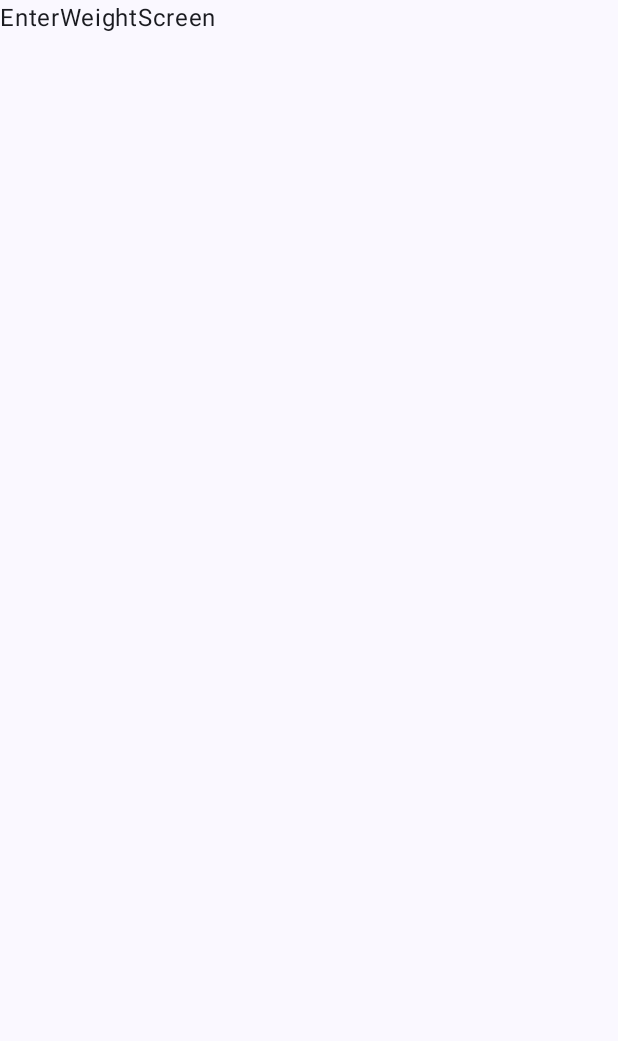
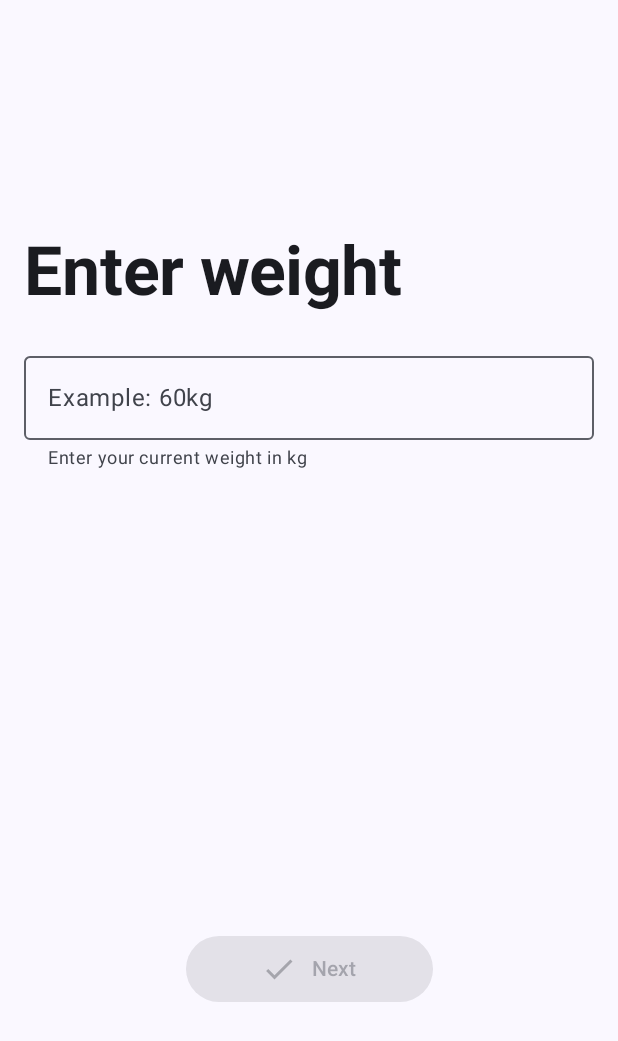
Before and after one commit to SrikantKanekar/MealPlanningApp, an Android app built with Jetpack Compose: the EnterWeightScreen screen opened through its navigation route, on a phone screen of 412 x 824 dp. Before the commit the part shown is almost empty. Shown: the top 1041 px of the screen. Run offline under Robolectric (Android 15) with nearby library versions, the phone set to English and light mode, and no system bars.

Commit message:
implement enter weight screen design

```diff
--- a/app/src/main/AndroidManifest.xml
+++ b/app/src/main/AndroidManifest.xml
@@ -15,7 +15,8 @@
         <activity
             android:name=".presentation.ui.MainActivity"
             android:exported="true"
-            android:theme="@style/Theme.MealPlanner">
+            android:theme="@style/Theme.MealPlanner"
+            android:windowSoftInputMode="stateAlwaysHidden|adjustResize">
             <intent-filter>
                 <action android:name="android.intent.action.MAIN" />
 
--- a/app/src/main/java/com/meal/planner/presentation/navigation/NavigationGraph.kt
+++ b/app/src/main/java/com/meal/planner/presentation/navigation/NavigationGraph.kt
@@ -21,7 +21,9 @@ fun NavigationGraph() {
         startDestination = NavigationRoute.EnterWeight.route
     ) {
         composable(route = NavigationRoute.EnterWeight.route) {
-            EnterWeightScreen()
+            EnterWeightScreen(
+                navigate = { navController.navigate(NavigationRoute.DietType.route) }
+            )
         }
 
         composable(route = NavigationRoute.DietType.route) {
--- a/app/src/main/java/com/meal/planner/presentation/ui/startup/EnterWeightScreen.kt
+++ b/app/src/main/java/com/meal/planner/presentation/ui/startup/EnterWeightScreen.kt
@@ -1,16 +1,96 @@
 package com.meal.planner.presentation.ui.startup
 
+import androidx.compose.foundation.layout.Arrangement
+import androidx.compose.foundation.layout.Column
+import androidx.compose.foundation.layout.PaddingValues
+import androidx.compose.foundation.layout.Spacer
 import androidx.compose.foundation.layout.fillMaxSize
-import androidx.compose.material3.Surface
+import androidx.compose.foundation.layout.fillMaxWidth
+import androidx.compose.foundation.layout.height
+import androidx.compose.foundation.layout.padding
+import androidx.compose.foundation.layout.width
+import androidx.compose.foundation.text.KeyboardActions
+import androidx.compose.foundation.text.KeyboardOptions
+import androidx.compose.material.icons.Icons
+import androidx.compose.material.icons.filled.Check
+import androidx.compose.material3.Button
+import androidx.compose.material3.ExperimentalMaterial3Api
+import androidx.compose.material3.Icon
+import androidx.compose.material3.MaterialTheme
+import androidx.compose.material3.OutlinedTextField
 import androidx.compose.material3.Text
 import androidx.compose.runtime.Composable
+import androidx.compose.runtime.getValue
+import androidx.compose.runtime.mutableStateOf
+import androidx.compose.runtime.saveable.rememberSaveable
+import androidx.compose.runtime.setValue
+import androidx.compose.ui.Alignment
 import androidx.compose.ui.Modifier
+import androidx.compose.ui.text.font.FontWeight
+import androidx.compose.ui.text.input.KeyboardType
+import androidx.compose.ui.unit.dp
 
+@OptIn(ExperimentalMaterial3Api::class)
 @Composable
-fun EnterWeightScreen() {
-    Surface(
-        modifier = Modifier.fillMaxSize()
+fun EnterWeightScreen(
+    navigate: () -> Unit
+) {
+
+    var weightValue by rememberSaveable { mutableStateOf("") }
+
+    val isValidWeight = weightValue.toDoubleOrNull() != null
+
+    Column(
+        modifier = Modifier
+            .fillMaxSize()
+            .padding(horizontal = 16.dp),
+        horizontalAlignment = Alignment.CenterHorizontally,
+        verticalArrangement = Arrangement.SpaceAround
     ) {
-        Text("EnterWeightScreen")
+        Column(
+            modifier = Modifier.fillMaxWidth()
+        ) {
+            Text(
+                modifier = Modifier.fillMaxWidth(),
+                text = "Enter weight",
+                style = MaterialTheme.typography.displayMedium,
+                fontWeight = FontWeight.Bold
+            )
+
+            Spacer(modifier = Modifier.height(30.dp))
+
+            OutlinedTextField(
+                modifier = Modifier.fillMaxWidth(),
+                value = weightValue,
+                onValueChange = { weightValue = it },
+                placeholder = {
+                    Text(text = "Example: 60kg")
+                },
+                isError = weightValue.isNotEmpty() && !isValidWeight,
+                supportingText = {
+                    Text(
+                        if (weightValue.isNotEmpty() && !isValidWeight)
+                            "Please enter a valid weight"
+                        else
+                            "Enter your current weight in kg"
+                    )
+                },
+                singleLine = true,
+                keyboardOptions = KeyboardOptions.Default.copy(keyboardType = KeyboardType.Number),
+                keyboardActions = KeyboardActions(
+                    onDone = { if (isValidWeight) navigate() }
+                )
+            )
+        }
+
+        Button(
+            onClick = navigate,
+            enabled = isValidWeight,
+            contentPadding = PaddingValues(horizontal = 50.dp, vertical = 10.dp)
+        ) {
+            Icon(imageVector = Icons.Filled.Check, contentDescription = "Next button icon")
+            Spacer(modifier = Modifier.width(10.dp))
+            Text(text = "Next")
+        }
     }
 }
```
